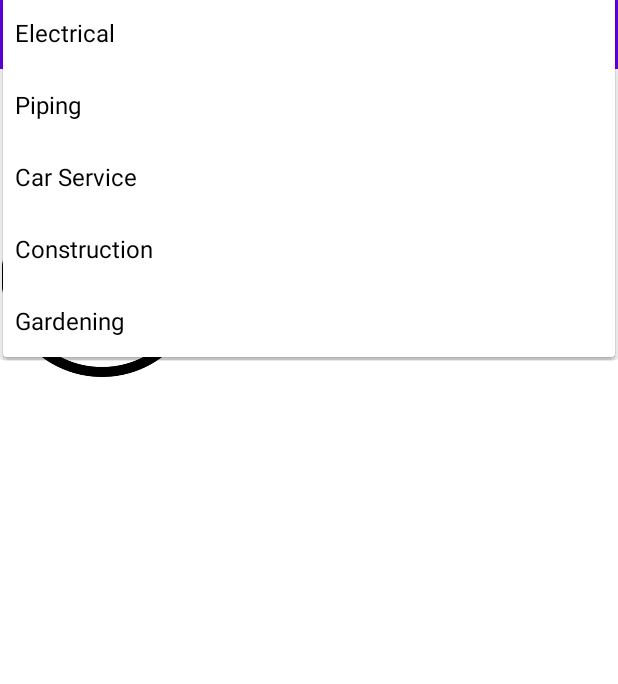
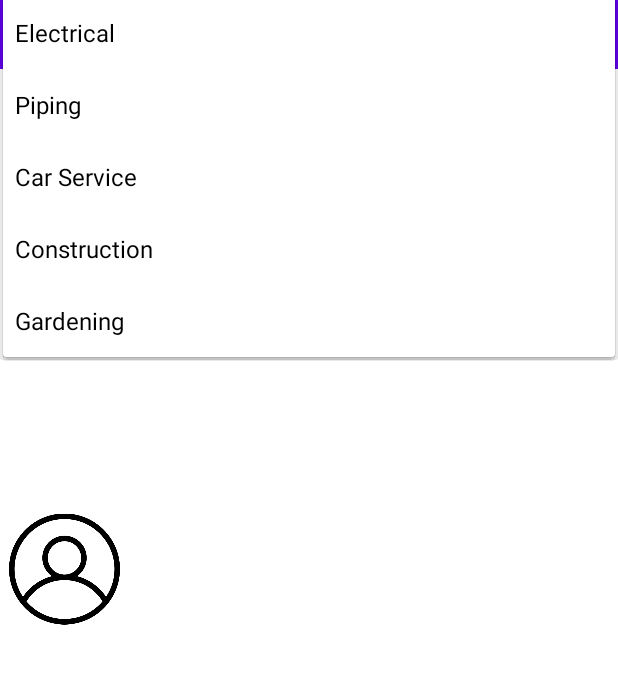
Before and after one commit to NabilWhiteHat/test, an Android app: the ElectricalFragment screen opened directly, with no data from a screen before it, after a tap on "Electrical", on a phone screen of 412 x 824 dp, the part 84-768 px from its top. Run offline under Robolectric (Android 15) with nearby library versions, the phone set to English and light mode, and no system bars.

Commit message:
Testing changes ListView for Pomen Electrical-Fix dimentions

```diff
--- a/app/src/main/res/layout/list_item.xml
+++ b/app/src/main/res/layout/list_item.xml
@@ -1,12 +1,9 @@
 <?xml version="1.0" encoding="utf-8"?>
-<TextView
-    xmlns:android="http://schemas.android.com/apk/res/android"
-    android:layout_width="match_parent"
-    android:layout_height="wrap_content"
-    android:padding="16dp"
-    android:ellipsize="end"
-    android:maxLines="1"
-    android:textAppearance="?attr/textAppearanceSubtitle1"
-    >
+<RelativeLayout xmlns:android="http://schemas.android.com/apk/res/android"
+android:layout_width="fill_parent"
+android:layout_height="?android:attr/listPreferredItemHeight"
+android:padding="6dip" >
 
-</TextView>
+
+
+</RelativeLayout>
--- a/app/src/main/res/layout/pomen_listview.xml
+++ b/app/src/main/res/layout/pomen_listview.xml
@@ -1,27 +1,38 @@
 <?xml version="1.0" encoding="utf-8"?>
-<androidx.constraintlayout.widget.ConstraintLayout xmlns:android="http://schemas.android.com/apk/res/android"
-    xmlns:app="http://schemas.android.com/apk/res-auto"
-    xmlns:tools="http://schemas.android.com/tools"
-    android:layout_width="match_parent"
-    android:layout_height="match_parent"
-    android:orientation="horizontal">
+<LinearLayout xmlns:android="http://schemas.android.com/apk/res/android"
+    android:layout_width="fill_parent"
+    android:orientation="horizontal"
+    android:layout_height="?android:attr/listPreferredItemHeight"
+    android:padding="6dip" >
 
     <ImageView
         android:id="@+id/icon"
-        android:layout_width="136dp"
-        android:layout_height="134dp"
-        android:src="@drawable/user"
-        app:layout_constraintEnd_toEndOf="parent"
-        app:layout_constraintEnd_toStartOf="@+id/textView"
-        app:layout_constraintHorizontal_bias="0.0"
-        app:layout_constraintStart_toStartOf="parent"
-        tools:layout_editor_absoluteY="0dp" />
-
-    <TextView
-        android:id="@+id/textView"
-        android:layout_width="fill_parent"
-        android:layout_height="wrap_content"
-        android:layout_gravity="center"
-        android:padding="@dimen/activity_horizontal_margin"
-        android:textColor="@color/black" />
-</androidx.constraintlayout.widget.ConstraintLayout>
+        android:layout_width="match_parent"
+        android:layout_height="match_parent"
+        android:layout_weight="4"
+        android:layout_alignParentTop="true"
+        android:layout_alignParentBottom="true"
+        android:layout_marginTop="0dp"
+        android:layout_marginRight="6dip"
+        android:src="@drawable/profile" />
+    <LinearLayout
+        android:layout_width="match_parent"
+        android:layout_height="match_parent"
+        android:layout_weight="1"
+        android:orientation="vertical">
+        <TextView
+            android:id="@+id/textView"
+            android:layout_width="match_parent"
+            android:layout_height="match_parent"
+            android:layout_weight="1"
+            android:layout_alignParentTop="true"
+            android:layout_alignParentRight="true"
+            android:layout_alignParentBottom="true"
+            android:layout_marginStart="18dp"
+            android:layout_marginTop="32dp"
+            android:layout_toEndOf="@+id/icon"
+            android:layout_toRightOf="@id/icon"
+            android:text="Description"
+            android:textSize="12sp" />
+    </LinearLayout>
+</LinearLayout>
```
